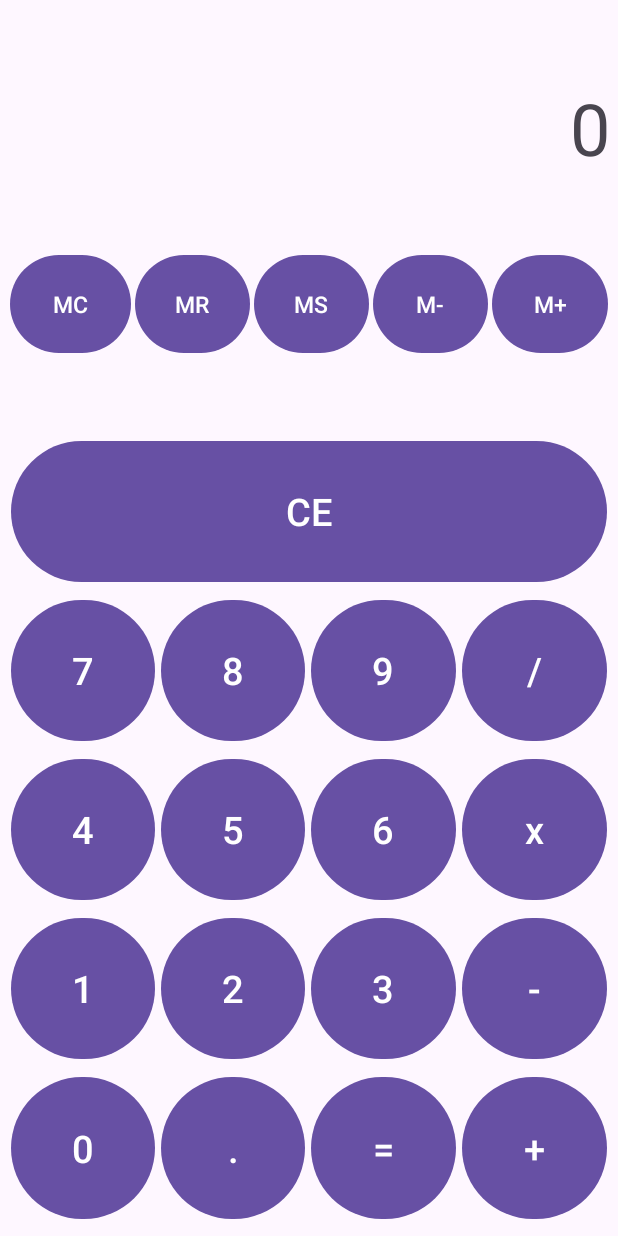
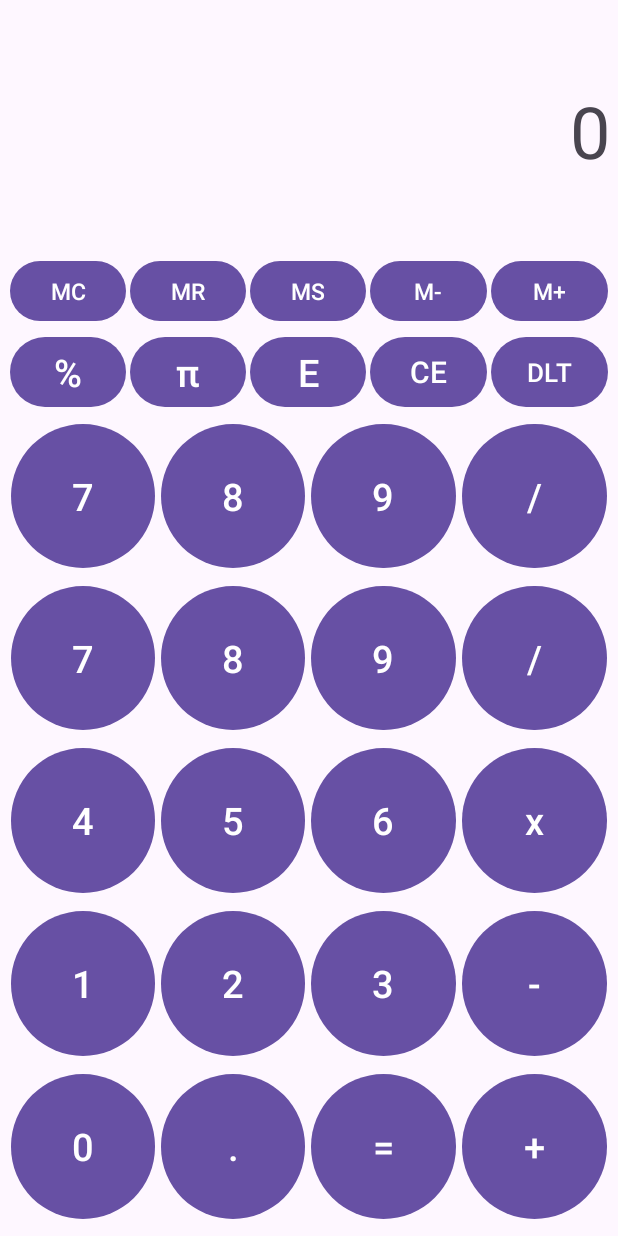
Before and after one commit to TalesMachado404/Calculadora_Cientifica, an Android app: the screen it shows after launch (MainActivity), on a phone screen of 412 x 824 dp. Run offline under Robolectric (Android 15) with nearby library versions, the phone set to English and light mode, and no system bars.

Commit message:
Funcionalidades de PI E Delete (% ainda não funcional)

```diff
--- a/app/src/main/java/com/example/calculadora_cientifica/MainActivity.kt
+++ b/app/src/main/java/com/example/calculadora_cientifica/MainActivity.kt
@@ -23,7 +23,11 @@ class MainActivity : AppCompatActivity() {
         var temp2 = 0.0
         var operacao = 0
         var result = 0.0
+
+        /*O display da tela*/
         val display = findViewById<TextView>(R.id.display)
+
+        /*Botões de 0 a 9 e outos*/
         val btn1 = findViewById<Button>(R.id.btn1)
         val btn2 = findViewById<Button>(R.id.btn2)
         val btn3 = findViewById<Button>(R.id.btn3)
@@ -34,17 +38,42 @@ class MainActivity : AppCompatActivity() {
         val btn8 = findViewById<Button>(R.id.btn8)
         val btn9 = findViewById<Button>(R.id.btn9)
         val btn0 = findViewById<Button>(R.id.btn0)
+        val btnPI = findViewById<Button>(R.id.btnPI)
+        val btnE = findViewById<Button>(R.id.btnE)
+        val pi = String.format("%.4f", Math.PI)
+        val e = String.format("%.4f", Math.E)
+
+
+        /*Operadores*/
         val btnMultiplicar = findViewById<Button>(R.id.btnMultiplicar)
         val btnMais = findViewById<Button>(R.id.btnMais)
         val btnMenos = findViewById<Button>(R.id.btnMenos)
         val btnDividir = findViewById<Button>(R.id.btnDividir)
+
+        /*Operadores no display*/
+        val btnPORC = findViewById<Button>(R.id.btnPORC)
+
+        /*PONTO*/
         val btnPonto = findViewById<Button>(R.id.btnPonto)
+
+        /*Botão de igual*/
         val btnIgual = findViewById<Button>(R.id.btnIgual)
+
+        /*Manipuladores de Memoria*/
         val btnMC = findViewById<Button>(R.id.btnMC)
         val btnMRC = findViewById<Button>(R.id.btnMRC)
         val btnMMAIS = findViewById<Button>(R.id.btnMMais)
         val btnMMenos = findViewById<Button>(R.id.btnMMenos)
+
+        /*Tipos de delete*/
         val btnCE = findViewById<Button>(R.id.btnCE)
+        val btnDLT = findViewById<Button>(R.id.btnDLT)
+
+
+
+        /*----------------------------------------------------------------------------------------------------*/
+
+
         btn0.setOnClickListener {
             if(!display.text.toString().equals("0"))
                 display.setText(display.text.toString().plus("0"))
@@ -123,16 +152,49 @@ class MainActivity : AppCompatActivity() {
 
         }
 
+        btnPI.setOnClickListener {
+                display.setText(pi)
+        }
+
+        btnE.setOnClickListener {
+                display.setText(e)
+        }
+
+
+        /*----------------------------------------------------------------------------------------------------*/
+
 
         btnCE.setOnClickListener {
             display.setText("0")
         }
+
+        fun apagarUltimoCaractere(display: TextView) {
+            val textoAtual = display.text.toString()
+            if (textoAtual.isNotEmpty() && textoAtual != "0") {
+                val novoTexto = textoAtual.dropLast(1)
+                display.text = if (novoTexto.isEmpty()) "0" else novoTexto
+            }
+        }
+
+        btnDLT.setOnClickListener{
+            apagarUltimoCaractere(display)
+        }
+
+
+
+
+        /*----------------------------------------------------------------------------------------------------*/
+
 
         btnPonto.setOnClickListener {
             if(!display.text.toString().contains("."))
                 display.setText(display.text.toString().plus("."))
 
         }
+
+
+        /*----------------------------------------------------------------------------------------------------*/
+
 
 
         btnMRC.setOnClickListener {
@@ -156,6 +218,17 @@ class MainActivity : AppCompatActivity() {
             display.setText("0")
 
         }
+
+
+        /*----------------------------------------------------------------------------------------------------*/
+
+
+        btnPORC.setOnClickListener {
+
+        }
+
+        /*----------------------------------------------------------------------------------------------------*/
+
 
         btnMais.setOnClickListener {
             temp1 = display.text.toString().toDouble()
--- a/app/src/main/res/layout/activity_main.xml
+++ b/app/src/main/res/layout/activity_main.xml
@@ -33,12 +33,12 @@
     <TableRow
         android:layout_width="match_parent"
         android:layout_height="match_parent"
-        android:layout_weight="1">
+        android:layout_weight="0">
 
         <Button
             android:id="@+id/btnMC"
-            android:layout_width="20dp"
-            android:layout_height="73dp"
+            android:layout_width="0dp"
+            android:layout_height="match_parent"
             android:layout_margin="1dp"
             android:layout_weight="1"
             android:text="MC"
@@ -46,8 +46,8 @@
 
         <Button
             android:id="@+id/btnMRC"
-            android:layout_width="20dp"
-            android:layout_height="73dp"
+            android:layout_width="0dp"
+            android:layout_height="match_parent"
             android:layout_margin="1dp"
             android:layout_weight="1"
             android:text="MR"
@@ -55,8 +55,8 @@
 
         <Button
             android:id="@+id/btnMS"
-            android:layout_width="20dp"
-            android:layout_height="73dp"
+            android:layout_width="0dp"
+            android:layout_height="match_parent"
             android:layout_margin="1dp"
             android:layout_weight="1"
             android:text="MS"
@@ -64,8 +64,8 @@
 
         <Button
             android:id="@+id/btnMMenos"
-            android:layout_width="20dp"
-            android:layout_height="73dp"
+            android:layout_width="0dp"
+            android:layout_height="match_parent"
             android:layout_margin="1dp"
             android:layout_weight="1"
             android:text="M-"
@@ -73,12 +73,64 @@
 
         <Button
             android:id="@+id/btnMMais"
-            android:layout_width="20dp"
-            android:layout_height="73dp"
+            android:layout_width="0dp"
+            android:layout_height="match_parent"
             android:layout_margin="1dp"
             android:layout_weight="1"
             android:text="M+"
             android:textSize="15dp" />
+
+    </TableRow>
+/*Essa parte se refere ao PI, Euler, CE, DLT e %*/
+    <TableRow
+        android:layout_width="match_parent"
+        android:layout_height="match_parent"
+        android:layout_weight="0">
+
+        <Button
+            android:id="@+id/btnPORC"
+            android:layout_width="0dp"
+            android:layout_height="match_parent"
+            android:layout_margin="1dp"
+            android:layout_weight="1"
+            android:text="%"
+            android:textSize="25dp" />
+
+        <Button
+            android:id="@+id/btnPI"
+            android:layout_width="0dp"
+            android:layout_height="match_parent"
+            android:layout_margin="1dp"
+            android:layout_weight="1"
+            android:text="π"
+            android:textSize="25dp" />
+
+        <Button
+            android:id="@+id/btnE"
+            android:layout_width="0dp"
+            android:layout_height="match_parent"
+            android:layout_margin="1dp"
+            android:layout_weight="1"
+            android:text="E"
+            android:textSize="25dp" />
+
+        <Button
+            android:id="@+id/btnCE"
+            android:layout_width="0dp"
+            android:layout_height="match_parent"
+            android:layout_margin="1dp"
+            android:layout_weight="1"
+            android:text="CE"
+            android:textSize="20dp" />
+
+        <Button
+            android:id="@+id/btnDLT"
+            android:layout_width="0dp"
+            android:layout_height="match_parent"
+            android:layout_margin="1dp"
+            android:layout_weight="1"
+            android:text="DLT"
+            android:textSize="17dp" />
 
     </TableRow>
 
@@ -89,16 +141,40 @@
 
 
         <Button
-            android:id="@+id/btnCE"
+            android:id="@+id/btn7"
             android:layout_width="0dp"
             android:layout_height="match_parent"
             android:layout_margin="2dp"
             android:layout_weight="1"
-            android:text="CE"
+            android:text="7"
             android:textSize="25dp" />
 
+        <Button
+            android:id="@+id/btn8"
+            android:layout_width="0dp"
+            android:layout_height="match_parent"
+            android:layout_margin="2dp"
+            android:layout_weight="1"
+            android:text="8"
+            android:textSize="25dp" />
 
+        <Button
+            android:id="@+id/btn9"
+            android:layout_width="0dp"
+            android:layout_height="match_parent"
+            android:layout_margin="2dp"
+            android:layout_weight="1"
+            android:text="9"
+            android:textSize="25dp" />
 
+        <Button
+            android:id="@+id/btnDividir"
+            android:layout_width="0dp"
+            android:layout_height="match_parent"
+            android:layout_margin="2dp"
+            android:layout_weight="1"
+            android:text="/"
+            android:textSize="25dp" />
 
 
     </TableRow>
```
